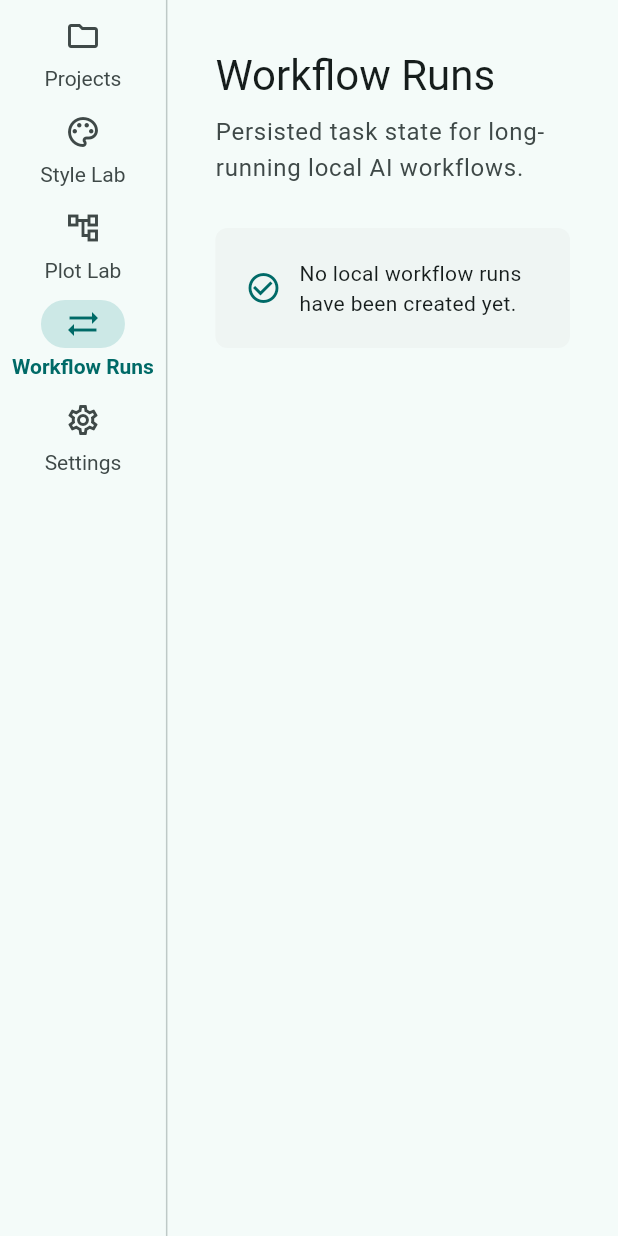
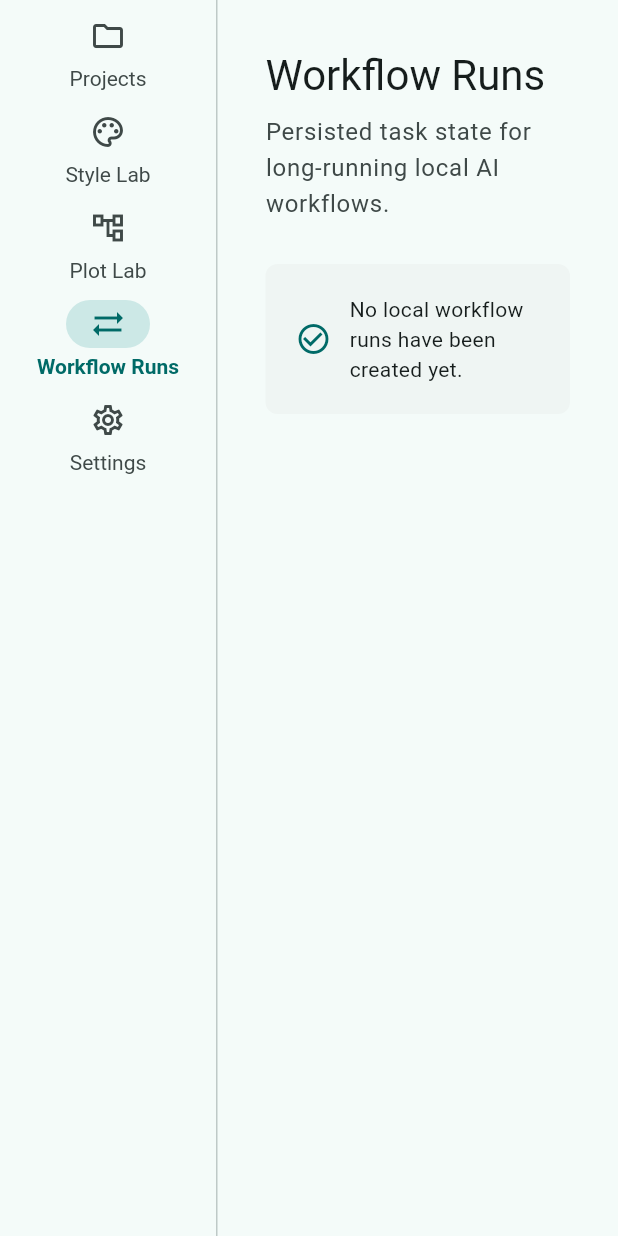
Before and after one commit to nsxzhou/Persona-Flutter, a Flutter app: the screen it shows after launch, after a tap on "Style Lab", after a tap on "Plot Lab", after a tap on "Workflow Runs", on a phone screen of 412 x 824 dp. Run offline on Flutter 3.47's test engine with Material 3 defaults, Android fonts, the phone set to English and light mode, and no system bars; our stand-ins replace drift, flutter_riverpod, freezed_annotation, go_router, riverpod_annotation; accounts and stored records are empty; generated files the repository leaves out were written again.

Commit message:
fix: remove sidebar navigation ghosting

```diff
--- a/lib/src/core/router/app_router.dart
+++ b/lib/src/core/router/app_router.dart
@@ -20,23 +20,38 @@ final appRouterProvider = Provider<GoRouter>((ref) {
         routes: [
           GoRoute(
             path: AppRoute.projects.path,
-            builder: (context, state) => const ProjectsPage(),
+            pageBuilder: (context, state) => NoTransitionPage<void>(
+              key: state.pageKey,
+              child: const ProjectsPage(),
+            ),
           ),
           GoRoute(
             path: AppRoute.styleLab.path,
-            builder: (context, state) => const StyleLabPage(),
+            pageBuilder: (context, state) => NoTransitionPage<void>(
+              key: state.pageKey,
+              child: const StyleLabPage(),
+            ),
           ),
           GoRoute(
             path: AppRoute.plotLab.path,
-            builder: (context, state) => const PlotLabPage(),
+            pageBuilder: (context, state) => NoTransitionPage<void>(
+              key: state.pageKey,
+              child: const PlotLabPage(),
+            ),
           ),
           GoRoute(
             path: AppRoute.workflowRuns.path,
-            builder: (context, state) => const WorkflowRunsPage(),
+            pageBuilder: (context, state) => NoTransitionPage<void>(
+              key: state.pageKey,
+              child: const WorkflowRunsPage(),
+            ),
           ),
           GoRoute(
             path: AppRoute.settings.path,
-            builder: (context, state) => const SettingsPage(),
+            pageBuilder: (context, state) => NoTransitionPage<void>(
+              key: state.pageKey,
+              child: const SettingsPage(),
+            ),
           ),
         ],
       ),
--- a/lib/src/core/ui/app_shell.dart
+++ b/lib/src/core/ui/app_shell.dart
@@ -2,6 +2,8 @@ import 'package:flutter/material.dart';
 import 'package:go_router/go_router.dart';
 
 import '../router/app_route.dart';
+
+const _navigationRailWidth = 144.0;
 
 class AppShell extends StatelessWidget {
   const AppShell({required this.location, required this.child, super.key});
@@ -17,10 +19,12 @@ class AppShell extends StatelessWidget {
       body: SafeArea(
         child: Row(
           children: [
-            NavigationRail(
+            SizedBox(
+              width: _navigationRailWidth,
+              child: NavigationRail(
                 selectedIndex: selectedIndex,
                 labelType: NavigationRailLabelType.all,
-              minWidth: 92,
+                minWidth: _navigationRailWidth,
                 destinations: const [
                   NavigationRailDestination(
                     icon: Icon(Icons.folder_outlined),
@@ -52,13 +56,9 @@ class AppShell extends StatelessWidget {
                   context.go(AppRoute.values[index].path);
                 },
               ),
+            ),
             const VerticalDivider(width: 1),
-            Expanded(
-              child: AnimatedSwitcher(
-                duration: const Duration(milliseconds: 180),
-                child: child,
-              ),
-            ),
+            Expanded(child: child),
           ],
         ),
       ),
```
Also changed, not shown: .trellis/tasks/05-14-fix-sidebar-switching-ghosting-width/task.json, 2 other files. Lines whose indentation alone changed are shown as unchanged.
